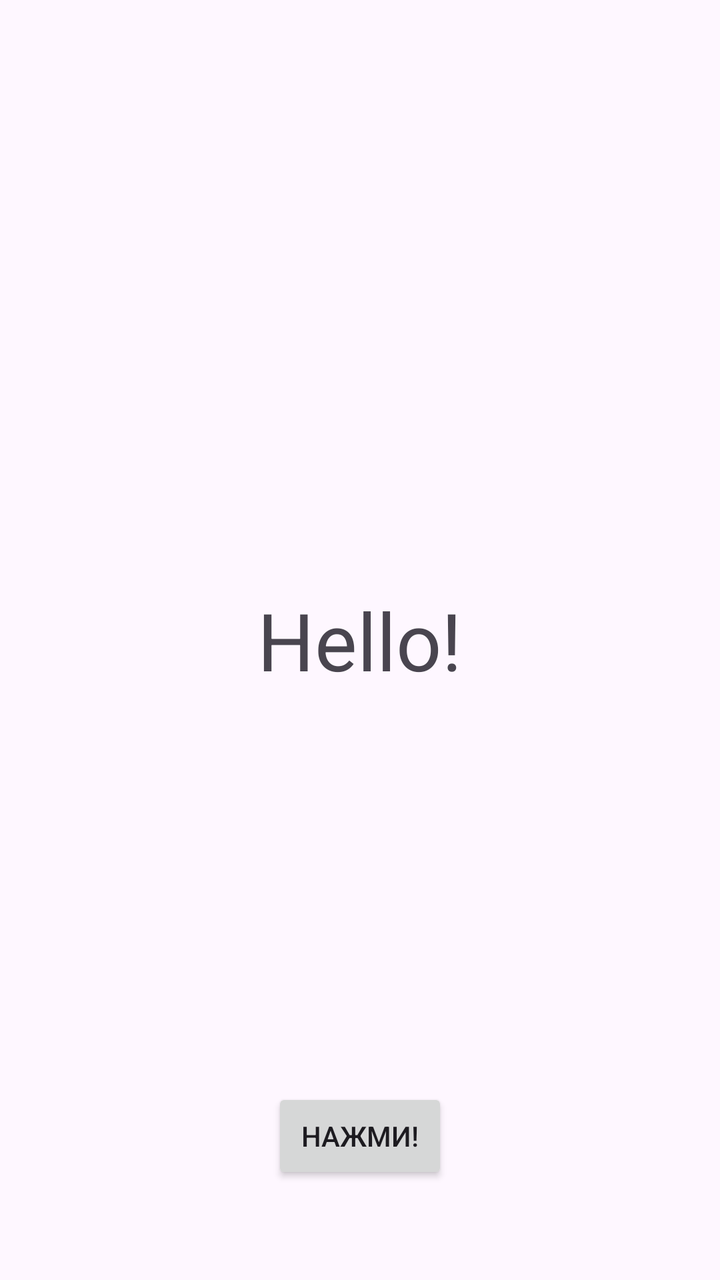
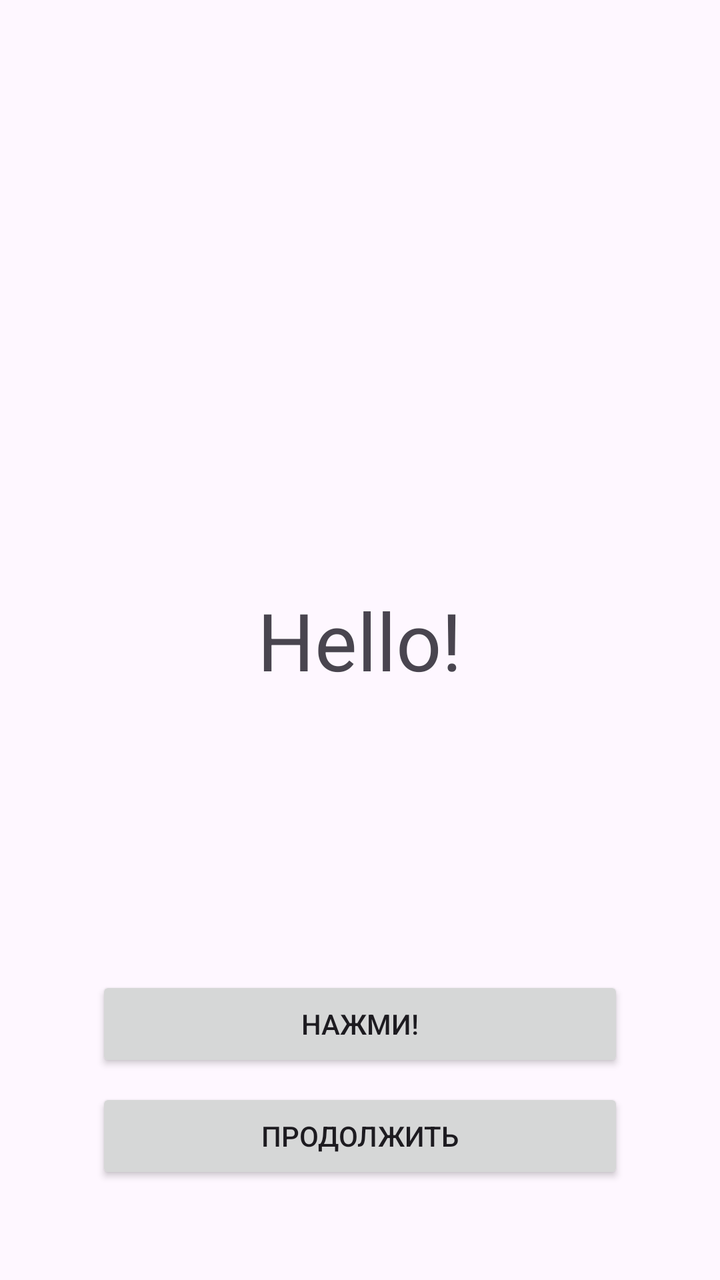

Screens rendered from an Android XML layout before and after an edit, with the pre-edit source and the edit as a unified diff.
<!-- AndroidManifest.xml: application theme Theme.MyApplication -->
<!-- res/layout/activity_helloact.xml -->
<?xml version="1.0" encoding="utf-8"?>
<FrameLayout xmlns:android="http://schemas.android.com/apk/res/android"
    xmlns:tools="http://schemas.android.com/tools"
    android:id="@+id/main"
    android:layout_width="match_parent"
    android:layout_height="match_parent"
    tools:context=".HelloActivity">

    <TextView
        android:id="@+id/helloText"
        android:layout_width="wrap_content"
        android:layout_height="wrap_content"
        android:layout_gravity="center"
        android:text="@string/hello_text"
        android:textSize="40sp" />

    <Button
        android:id="@+id/button1"
        android:layout_width="wrap_content"
        android:layout_height="wrap_content"
        android:layout_gravity="bottom|center_horizontal"
        android:layout_marginBottom="48dp"
        android:text="@string/btn_press" />
</FrameLayout>
<!-- resources referenced by this layout -->
<resources>
  <string name="btn_press">Нажми!</string>
  <string name="hello_text">Hello!</string>
  <style name="Theme.MyApplication" parent="Base.Theme.MyApplication" />
  <style name="Base.Theme.MyApplication" parent="Theme.Material3.DayNight.NoActionBar">
          
          
      </style>
</resources>

<!-- the commit's change to res/layout/activity_helloact.xml (unified diff, before → after) -->
@@ -14,11 +14,24 @@
         android:text="@string/hello_text"
         android:textSize="40sp" />
 
-    <Button
-        android:id="@+id/button1"
-        android:layout_width="wrap_content"
+    <LinearLayout
+        android:layout_width="match_parent"
         android:layout_height="wrap_content"
-        android:layout_gravity="bottom|center_horizontal"
-        android:layout_marginBottom="48dp"
-        android:text="@string/btn_press" />
+        android:layout_gravity="bottom"
+        android:orientation="vertical"
+        android:padding="48dp">
+
+        <Button
+            android:id="@+id/button1"
+            android:layout_width="match_parent"
+            android:layout_height="wrap_content"
+            android:text="@string/btn_press" />
+
+        <Button
+            android:id="@+id/continueButton"
+            android:layout_width="match_parent"
+            android:layout_height="wrap_content"
+            android:layout_marginTop="8dp"
+            android:text="@string/btn_continue" />
+    </LinearLayout>
 </FrameLayout>
<!-- resource entries referenced after the edit -->
@@ -1,5 +1,6 @@
 <!-- resources referenced by this layout -->
 <resources>
+  <string name="btn_continue">Продолжить</string>
   <string name="btn_press">Нажми!</string>
   <string name="hello_text">Hello!</string>
   <style name="Theme.MyApplication" parent="Base.Theme.MyApplication" />
